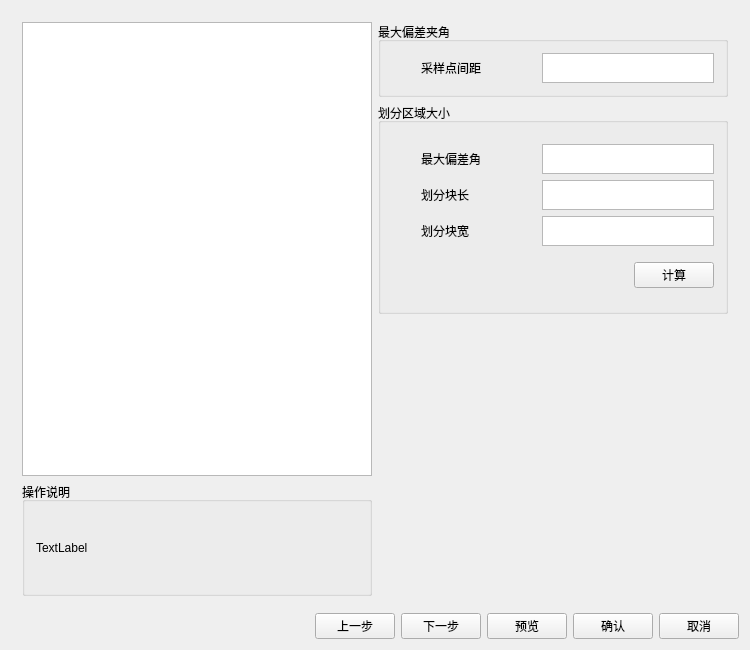
First picture: the form in include/cursePart.ui, repository offline-programming-software/offline-programming, before the edit.
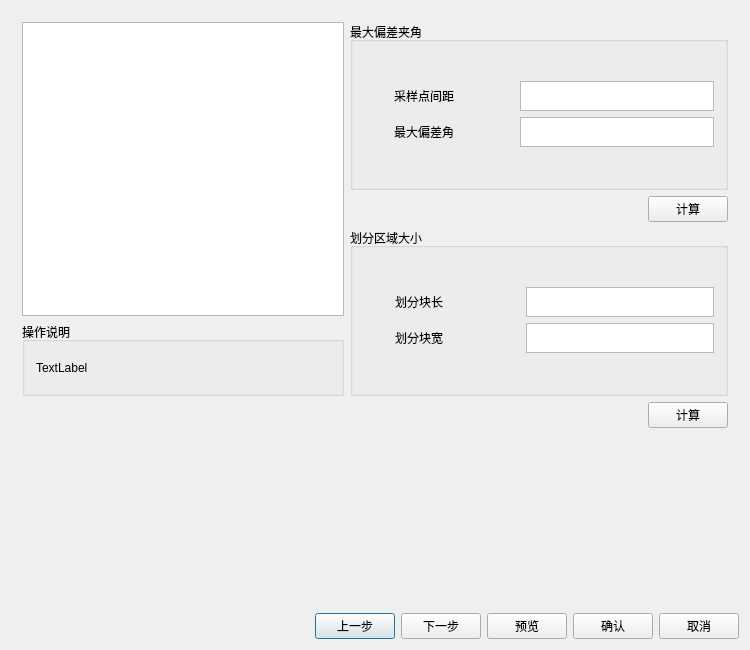
Second picture: the form after the edit. The open tabs and pages were chosen to show the change.

Patch:
```diff
--- a/include/cursePart.ui
+++ b/include/cursePart.ui
@@ -29,10 +29,62 @@
    <string notr="true"/>
   </property>
   <layout class="QGridLayout" name="gridLayout_4">
+   <item row="1" column="0">
+    <spacer name="horizontalSpacer">
+     <property name="orientation">
+      <enum>Qt::Horizontal</enum>
+     </property>
+     <property name="sizeHint" stdset="0">
+      <size>
+       <width>129</width>
+       <height>22</height>
+      </size>
+     </property>
+    </spacer>
+   </item>
+   <item row="1" column="1">
+    <layout class="QHBoxLayout" name="horizontalLayout">
+     <item>
+      <widget class="QPushButton" name="pushButton_1">
+       <property name="text">
+        <string>上一步</string>
+       </property>
+      </widget>
+     </item>
+     <item>
+      <widget class="QPushButton" name="pushButton_2">
+       <property name="text">
+        <string>下一步</string>
+       </property>
+      </widget>
+     </item>
+     <item>
+      <widget class="QPushButton" name="pushButton_3">
+       <property name="text">
+        <string>预览</string>
+       </property>
+      </widget>
+     </item>
+     <item>
+      <widget class="QPushButton" name="pushButton_4">
+       <property name="text">
+        <string>确认</string>
+       </property>
+      </widget>
+     </item>
+     <item>
+      <widget class="QPushButton" name="pushButton_5">
+       <property name="text">
+        <string>取消</string>
+       </property>
+      </widget>
+     </item>
+    </layout>
+   </item>
    <item row="0" column="0" colspan="2">
     <widget class="QStackedWidget" name="stackedWidget">
      <property name="currentIndex">
-      <number>3</number>
+      <number>2</number>
      </property>
      <widget class="QWidget" name="page">
       <layout class="QGridLayout" name="gridLayout_2" columnstretch="1,1">
@@ -378,10 +430,8 @@
       </layout>
      </widget>
      <widget class="QWidget" name="page_3">
-      <layout class="QHBoxLayout" name="horizontalLayout_6">
-       <item>
-        <layout class="QHBoxLayout" name="horizontalLayout_5" stretch="1,1">
-         <item>
+      <layout class="QGridLayout" name="gridLayout_14">
+       <item row="0" column="0" rowspan="3">
           <layout class="QVBoxLayout" name="verticalLayout_8" stretch="8,2">
            <item>
             <widget class="QGraphicsView" name="graphicsView_3"/>
@@ -404,31 +454,27 @@
            </item>
           </layout>
          </item>
-         <item>
-          <layout class="QVBoxLayout" name="verticalLayout_9" stretch="1,3,4">
-           <item>
+       <item row="0" column="1">
             <widget class="QGroupBox" name="groupBox_4">
              <property name="title">
               <string>最大偏差夹角</string>
              </property>
-             <layout class="QGridLayout" name="gridLayout_9">
+         <layout class="QGridLayout" name="gridLayout_9" columnstretch="1,4,6">
               <item row="0" column="0">
-               <layout class="QHBoxLayout" name="horizontalLayout_12" stretch="1,4,6">
-                <item>
                  <spacer name="horizontalSpacer_8">
                   <property name="orientation">
                    <enum>Qt::Horizontal</enum>
                   </property>
                   <property name="sizeHint" stdset="0">
                    <size>
-                    <width>40</width>
-                    <height>20</height>
+              <width>30</width>
+              <height>18</height>
                    </size>
                   </property>
                  </spacer>
                 </item>
-                <item>
-                 <layout class="QVBoxLayout" name="verticalLayout_17">
+          <item row="0" column="1">
+           <layout class="QVBoxLayout" name="verticalLayout_9">
                   <item>
                    <widget class="QLabel" name="label_6">
                     <property name="text">
@@ -436,34 +482,79 @@
                     </property>
                    </widget>
                   </item>
-                 </layout>
-                </item>
                 <item>
-                 <layout class="QVBoxLayout" name="verticalLayout_18">
+             <widget class="QLabel" name="label_7">
+              <property name="text">
+               <string>最大偏差角</string>
+              </property>
+             </widget>
+            </item>
+           </layout>
+          </item>
+          <item row="0" column="2">
+           <layout class="QVBoxLayout" name="verticalLayout_11">
                   <item>
                    <widget class="QTextEdit" name="textEdit">
                     <property name="minimumSize">
                      <size>
-                      <width>0</width>
+                <width>194</width>
                       <height>30</height>
                      </size>
                     </property>
                     <property name="maximumSize">
                      <size>
-                      <width>16777215</width>
+                <width>194</width>
                       <height>30</height>
                      </size>
                     </property>
                    </widget>
                   </item>
-                 </layout>
+            <item>
+             <widget class="QTextBrowser" name="textBrowser_1">
+              <property name="minimumSize">
+               <size>
+                <width>194</width>
+                <height>30</height>
+               </size>
+              </property>
+              <property name="maximumSize">
+               <size>
+                <width>194</width>
+                <height>30</height>
+               </size>
+              </property>
+             </widget>
                 </item>
                </layout>
               </item>
              </layout>
             </widget>
            </item>
+       <item row="1" column="1">
+        <layout class="QHBoxLayout" name="horizontalLayout_2">
            <item>
+          <spacer name="horizontalSpacer_2">
+           <property name="orientation">
+            <enum>Qt::Horizontal</enum>
+           </property>
+           <property name="sizeHint" stdset="0">
+            <size>
+             <width>40</width>
+             <height>20</height>
+            </size>
+           </property>
+          </spacer>
+         </item>
+         <item>
+          <widget class="QPushButton" name="pushButton_9">
+           <property name="text">
+            <string>计算</string>
+           </property>
+          </widget>
+         </item>
+        </layout>
+       </item>
+       <item row="2" column="1">
             <widget class="QGroupBox" name="groupBox_5">
              <property name="title">
               <string>划分区域大小</string>
@@ -486,13 +577,6 @@
                 </item>
                 <item>
                  <layout class="QVBoxLayout" name="verticalLayout_16">
-                  <item>
-                   <widget class="QLabel" name="label_7">
-                    <property name="text">
-                     <string>最大偏差角</string>
-                    </property>
-                   </widget>
-                  </item>
                   <item>
                    <widget class="QLabel" name="label_8">
                     <property name="text">
@@ -511,22 +595,6 @@
                 </item>
                 <item>
                  <layout class="QVBoxLayout" name="verticalLayout_15">
-                  <item>
-                   <widget class="QTextBrowser" name="textBrowser_1">
-                    <property name="minimumSize">
-                     <size>
-                      <width>0</width>
-                      <height>30</height>
-                     </size>
-                    </property>
-                    <property name="maximumSize">
-                     <size>
-                      <width>16777215</width>
-                      <height>30</height>
-                     </size>
-                    </property>
-                   </widget>
-                  </item>
                   <item>
                    <widget class="QTextEdit" name="textEdit_1">
                     <property name="minimumSize">
@@ -563,10 +631,13 @@
                 </item>
                </layout>
               </item>
-              <item row="1" column="0">
-               <layout class="QHBoxLayout" name="horizontalLayout_2">
+         </layout>
+        </widget>
+       </item>
+       <item row="3" column="1">
+        <layout class="QHBoxLayout" name="horizontalLayout_5">
                 <item>
-                 <spacer name="horizontalSpacer_2">
+          <spacer name="horizontalSpacer_16">
                   <property name="orientation">
                    <enum>Qt::Horizontal</enum>
                   </property>
@@ -579,7 +650,7 @@
                  </spacer>
                 </item>
                 <item>
-                 <widget class="QPushButton" name="pushButton_9">
+          <widget class="QPushButton" name="pushButton_10">
                   <property name="text">
                    <string>计算</string>
                   </property>
@@ -587,10 +658,7 @@
                 </item>
                </layout>
               </item>
-             </layout>
-            </widget>
-           </item>
-           <item>
+       <item row="4" column="1">
             <spacer name="verticalSpacer_2">
              <property name="orientation">
               <enum>Qt::Vertical</enum>
@@ -598,14 +666,10 @@
              <property name="sizeHint" stdset="0">
               <size>
                <width>20</width>
-               <height>40</height>
+           <height>157</height>
               </size>
              </property>
             </spacer>
-           </item>
-          </layout>
-         </item>
-        </layout>
        </item>
       </layout>
      </widget>
@@ -844,58 +908,6 @@
      </widget>
     </widget>
    </item>
-   <item row="1" column="0">
-    <spacer name="horizontalSpacer">
-     <property name="orientation">
-      <enum>Qt::Horizontal</enum>
-     </property>
-     <property name="sizeHint" stdset="0">
-      <size>
-       <width>129</width>
-       <height>22</height>
-      </size>
-     </property>
-    </spacer>
-   </item>
-   <item row="1" column="1">
-    <layout class="QHBoxLayout" name="horizontalLayout">
-     <item>
-      <widget class="QPushButton" name="pushButton_1">
-       <property name="text">
-        <string>上一步</string>
-       </property>
-      </widget>
-     </item>
-     <item>
-      <widget class="QPushButton" name="pushButton_2">
-       <property name="text">
-        <string>下一步</string>
-       </property>
-      </widget>
-     </item>
-     <item>
-      <widget class="QPushButton" name="pushButton_3">
-       <property name="text">
-        <string>预览</string>
-       </property>
-      </widget>
-     </item>
-     <item>
-      <widget class="QPushButton" name="pushButton_4">
-       <property name="text">
-        <string>确认</string>
-       </property>
-      </widget>
-     </item>
-     <item>
-      <widget class="QPushButton" name="pushButton_5">
-       <property name="text">
-        <string>取消</string>
-       </property>
-      </widget>
-     </item>
-    </layout>
-   </item>
   </layout>
  </widget>
  <layoutdefault spacing="6" margin="11"/>
```
Lines whose indentation alone changed are shown as unchanged.
